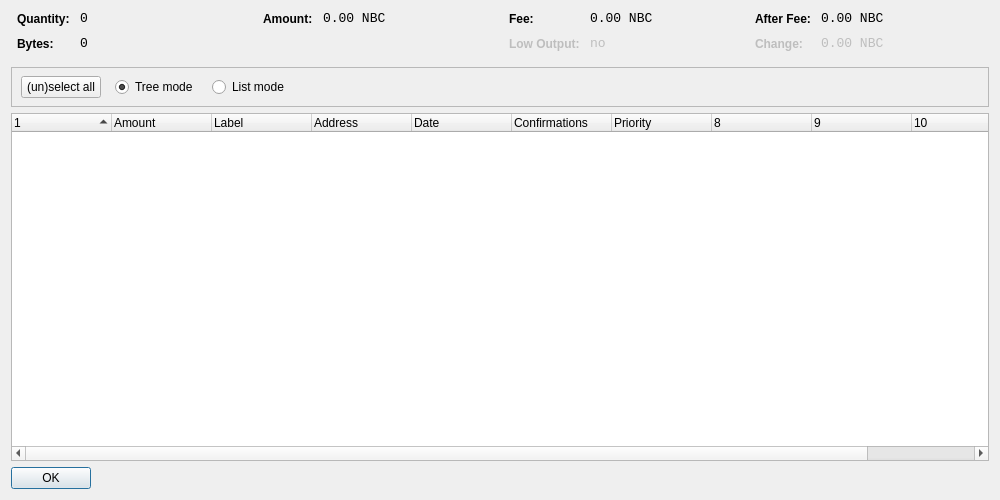
This is src/qt/forms/coincontroldialog.ui in nexbitproject/nexbit as Qt 5 draws it before an edit. The edited form follows.
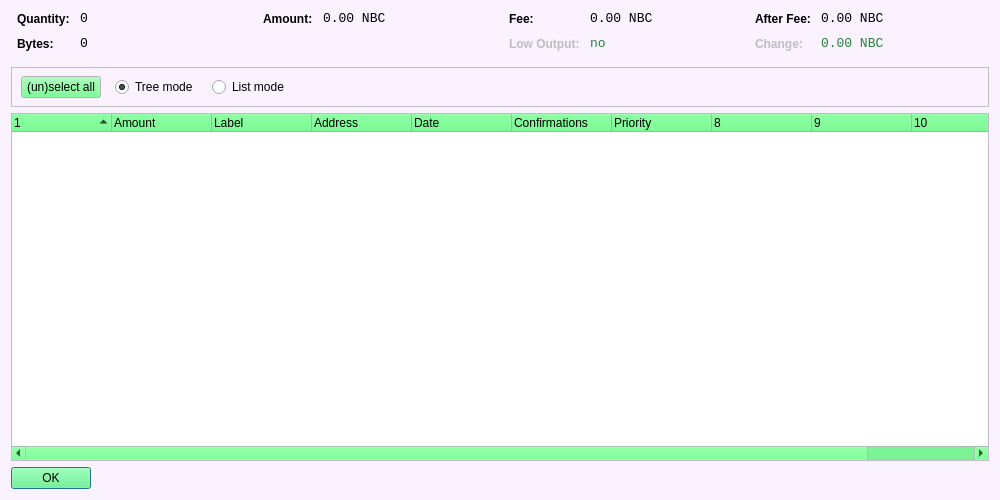
This is the edited form. Icons and pictures are not drawn. Custom widgets are drawn as their Qt base class.

What changed in the file:
```diff
--- a/src/qt/forms/coincontroldialog.ui
+++ b/src/qt/forms/coincontroldialog.ui
@@ -10,6 +10,453 @@
     <height>500</height>
    </rect>
   </property>
+  <property name="palette">
+   <palette>
+    <active>
+     <colorrole role="WindowText">
+      <brush brushstyle="SolidPattern">
+       <color alpha="255">
+        <red>0</red>
+        <green>0</green>
+        <blue>0</blue>
+       </color>
+      </brush>
+     </colorrole>
+     <colorrole role="Button">
+      <brush brushstyle="SolidPattern">
+       <color alpha="255">
+        <red>85</red>
+        <green>255</green>
+        <blue>119</blue>
+       </color>
+      </brush>
+     </colorrole>
+     <colorrole role="Light">
+      <brush brushstyle="SolidPattern">
+       <color alpha="255">
+        <red>213</red>
+        <green>255</green>
+        <blue>221</blue>
+       </color>
+      </brush>
+     </colorrole>
+     <colorrole role="Midlight">
+      <brush brushstyle="SolidPattern">
+       <color alpha="255">
+        <red>149</red>
+        <green>255</green>
+        <blue>170</blue>
+       </color>
+      </brush>
+     </colorrole>
+     <colorrole role="Dark">
+      <brush brushstyle="SolidPattern">
+       <color alpha="255">
+        <red>42</red>
+        <green>127</green>
+        <blue>59</blue>
+       </color>
+      </brush>
+     </colorrole>
+     <colorrole role="Mid">
+      <brush brushstyle="SolidPattern">
+       <color alpha="255">
+        <red>56</red>
+        <green>170</green>
+        <blue>79</blue>
+       </color>
+      </brush>
+     </colorrole>
+     <colorrole role="Text">
+      <brush brushstyle="SolidPattern">
+       <color alpha="255">
+        <red>0</red>
+        <green>0</green>
+        <blue>0</blue>
+       </color>
+      </brush>
+     </colorrole>
+     <colorrole role="BrightText">
+      <brush brushstyle="SolidPattern">
+       <color alpha="255">
+        <red>255</red>
+        <green>255</green>
+        <blue>255</blue>
+       </color>
+      </brush>
+     </colorrole>
+     <colorrole role="ButtonText">
+      <brush brushstyle="SolidPattern">
+       <color alpha="255">
+        <red>0</red>
+        <green>0</green>
+        <blue>0</blue>
+       </color>
+      </brush>
+     </colorrole>
+     <colorrole role="Base">
+      <brush brushstyle="SolidPattern">
+       <color alpha="255">
+        <red>255</red>
+        <green>255</green>
+        <blue>255</blue>
+       </color>
+      </brush>
+     </colorrole>
+     <colorrole role="Window">
+      <brush brushstyle="SolidPattern">
+       <color alpha="255">
+        <red>251</red>
+        <green>242</green>
+        <blue>255</blue>
+       </color>
+      </brush>
+     </colorrole>
+     <colorrole role="Shadow">
+      <brush brushstyle="SolidPattern">
+       <color alpha="255">
+        <red>0</red>
+        <green>0</green>
+        <blue>0</blue>
+       </color>
+      </brush>
+     </colorrole>
+     <colorrole role="AlternateBase">
+      <brush brushstyle="SolidPattern">
+       <color alpha="255">
+        <red>170</red>
+        <green>255</green>
+        <blue>187</blue>
+       </color>
+      </brush>
+     </colorrole>
+     <colorrole role="ToolTipBase">
+      <brush brushstyle="SolidPattern">
+       <color alpha="255">
+        <red>255</red>
+        <green>255</green>
+        <blue>220</blue>
+       </color>
+      </brush>
+     </colorrole>
+     <colorrole role="ToolTipText">
+      <brush brushstyle="SolidPattern">
+       <color alpha="255">
+        <red>0</red>
+        <green>0</green>
+        <blue>0</blue>
+       </color>
+      </brush>
+     </colorrole>
+     <colorrole role="PlaceholderText">
+      <brush brushstyle="SolidPattern">
+       <color alpha="128">
+        <red>0</red>
+        <green>0</green>
+        <blue>0</blue>
+       </color>
+      </brush>
+     </colorrole>
+    </active>
+    <inactive>
+     <colorrole role="WindowText">
+      <brush brushstyle="SolidPattern">
+       <color alpha="255">
+        <red>0</red>
+        <green>0</green>
+        <blue>0</blue>
+       </color>
+      </brush>
+     </colorrole>
+     <colorrole role="Button">
+      <brush brushstyle="SolidPattern">
+       <color alpha="255">
+        <red>85</red>
+        <green>255</green>
+        <blue>119</blue>
+       </color>
+      </brush>
+     </colorrole>
+     <colorrole role="Light">
+      <brush brushstyle="SolidPattern">
+       <color alpha="255">
+        <red>213</red>
+        <green>255</green>
+        <blue>221</blue>
+       </color>
+      </brush>
+     </colorrole>
+     <colorrole role="Midlight">
+      <brush brushstyle="SolidPattern">
+       <color alpha="255">
+        <red>149</red>
+        <green>255</green>
+        <blue>170</blue>
+       </color>
+      </brush>
+     </colorrole>
+     <colorrole role="Dark">
+      <brush brushstyle="SolidPattern">
+       <color alpha="255">
+        <red>42</red>
+        <green>127</green>
+        <blue>59</blue>
+       </color>
+      </brush>
+     </colorrole>
+     <colorrole role="Mid">
+      <brush brushstyle="SolidPattern">
+       <color alpha="255">
+        <red>56</red>
+        <green>170</green>
+        <blue>79</blue>
+       </color>
+      </brush>
+     </colorrole>
+     <colorrole role="Text">
+      <brush brushstyle="SolidPattern">
+       <color alpha="255">
+        <red>0</red>
+        <green>0</green>
+        <blue>0</blue>
+       </color>
+      </brush>
+     </colorrole>
+     <colorrole role="BrightText">
+      <brush brushstyle="SolidPattern">
+       <color alpha="255">
+        <red>255</red>
+        <green>255</green>
+        <blue>255</blue>
+       </color>
+      </brush>
+     </colorrole>
+     <colorrole role="ButtonText">
+      <brush brushstyle="SolidPattern">
+       <color alpha="255">
+        <red>0</red>
+        <green>0</green>
+        <blue>0</blue>
+       </color>
+      </brush>
+     </colorrole>
+     <colorrole role="Base">
+      <brush brushstyle="SolidPattern">
+       <color alpha="255">
+        <red>255</red>
+        <green>255</green>
+        <blue>255</blue>
+       </color>
+      </brush>
+     </colorrole>
+     <colorrole role="Window">
+      <brush brushstyle="SolidPattern">
+       <color alpha="255">
+        <red>251</red>
+        <green>242</green>
+        <blue>255</blue>
+       </color>
+      </brush>
+     </colorrole>
+     <colorrole role="Shadow">
+      <brush brushstyle="SolidPattern">
+       <color alpha="255">
+        <red>0</red>
+        <green>0</green>
+        <blue>0</blue>
+       </color>
+      </brush>
+     </colorrole>
+     <colorrole role="AlternateBase">
+      <brush brushstyle="SolidPattern">
+       <color alpha="255">
+        <red>170</red>
+        <green>255</green>
+        <blue>187</blue>
+       </color>
+      </brush>
+     </colorrole>
+     <colorrole role="ToolTipBase">
+      <brush brushstyle="SolidPattern">
+       <color alpha="255">
+        <red>255</red>
+        <green>255</green>
+        <blue>220</blue>
+       </color>
+      </brush>
+     </colorrole>
+     <colorrole role="ToolTipText">
+      <brush brushstyle="SolidPattern">
+       <color alpha="255">
+        <red>0</red>
+        <green>0</green>
+        <blue>0</blue>
+       </color>
+      </brush>
+     </colorrole>
+     <colorrole role="PlaceholderText">
+      <brush brushstyle="SolidPattern">
+       <color alpha="128">
+        <red>0</red>
+        <green>0</green>
+        <blue>0</blue>
+       </color>
+      </brush>
+     </colorrole>
+    </inactive>
+    <disabled>
+     <colorrole role="WindowText">
+      <brush brushstyle="SolidPattern">
+       <color alpha="255">
+        <red>42</red>
+        <green>127</green>
+        <blue>59</blue>
+       </color>
+      </brush>
+     </colorrole>
+     <colorrole role="Button">
+      <brush brushstyle="SolidPattern">
+       <color alpha="255">
+        <red>85</red>
+        <green>255</green>
+        <blue>119</blue>
+       </color>
+      </brush>
+     </colorrole>
+     <colorrole role="Light">
+      <brush brushstyle="SolidPattern">
+       <color alpha="255">
+        <red>213</red>
+        <green>255</green>
+        <blue>221</blue>
+       </color>
+      </brush>
+     </colorrole>
+     <colorrole role="Midlight">
+      <brush brushstyle="SolidPattern">
+       <color alpha="255">
+        <red>149</red>
+        <green>255</green>
+        <blue>170</blue>
+       </color>
+      </brush>
+     </colorrole>
+     <colorrole role="Dark">
+      <brush brushstyle="SolidPattern">
+       <color alpha="255">
+        <red>42</red>
+        <green>127</green>
+        <blue>59</blue>
+       </color>
+      </brush>
+     </colorrole>
+     <colorrole role="Mid">
+      <brush brushstyle="SolidPattern">
+       <color alpha="255">
+        <red>56</red>
+        <green>170</green>
+        <blue>79</blue>
+       </color>
+      </brush>
+     </colorrole>
+     <colorrole role="Text">
+      <brush brushstyle="SolidPattern">
+       <color alpha="255">
+        <red>42</red>
+        <green>127</green>
+        <blue>59</blue>
+       </color>
+      </brush>
+     </colorrole>
+     <colorrole role="BrightText">
+      <brush brushstyle="SolidPattern">
+       <color alpha="255">
+        <red>255</red>
+        <green>255</green>
+        <blue>255</blue>
+       </color>
+      </brush>
+     </colorrole>
+     <colorrole role="ButtonText">
+      <brush brushstyle="SolidPattern">
+       <color alpha="255">
+        <red>42</red>
+        <green>127</green>
+        <blue>59</blue>
+       </color>
+      </brush>
+     </colorrole>
+     <colorrole role="Base">
+      <brush brushstyle="SolidPattern">
+       <color alpha="255">
+        <red>251</red>
+        <green>242</green>
+        <blue>255</blue>
+       </color>
+      </brush>
+     </colorrole>
+     <colorrole role="Window">
+      <brush brushstyle="SolidPattern">
+       <color alpha="255">
+        <red>251</red>
+        <green>242</green>
+        <blue>255</blue>
+       </color>
+      </brush>
+     </colorrole>
+     <colorrole role="Shadow">
+      <brush brushstyle="SolidPattern">
+       <color alpha="255">
+        <red>0</red>
+        <green>0</green>
+        <blue>0</blue>
+       </color>
+      </brush>
+     </colorrole>
+     <colorrole role="AlternateBase">
+      <brush brushstyle="SolidPattern">
+       <color alpha="255">
+        <red>85</red>
+        <green>255</green>
+        <blue>119</blue>
+       </color>
+      </brush>
+     </colorrole>
+     <colorrole role="ToolTipBase">
+      <brush brushstyle="SolidPattern">
+       <color alpha="255">
+        <red>255</red>
+        <green>255</green>
+        <blue>220</blue>
+       </color>
+      </brush>
+     </colorrole>
+     <colorrole role="ToolTipText">
+      <brush brushstyle="SolidPattern">
+       <color alpha="255">
+        <red>0</red>
+        <green>0</green>
+        <blue>0</blue>
+       </color>
+      </brush>
+     </colorrole>
+     <colorrole role="PlaceholderText">
+      <brush brushstyle="SolidPattern">
+       <color alpha="128">
+        <red>0</red>
+        <green>0</green>
+        <blue>0</blue>
+       </color>
+      </brush>
+     </colorrole>
+    </disabled>
+   </palette>
+  </property>
+  <property name="font">
+   <font>
+    <family>Ubuntu</family>
+   </font>
+  </property>
   <property name="windowTitle">
    <string>Coin Control</string>
   </property>
```
Left out of the diff: 10 changed lines with no effect on the pictures.
